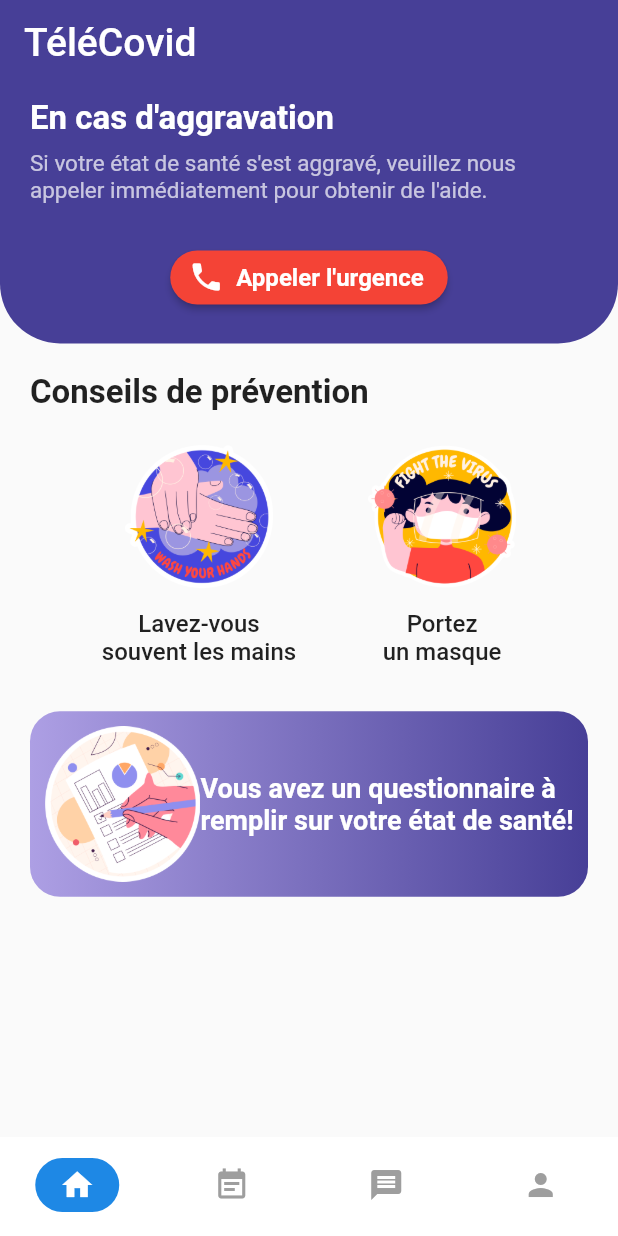
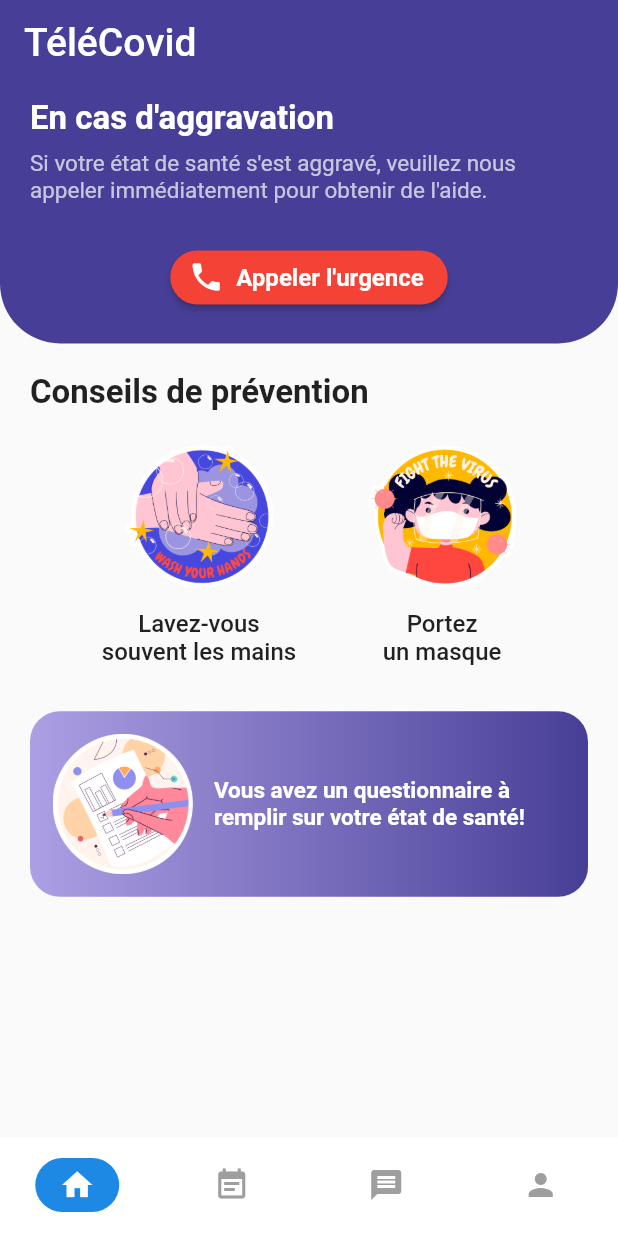
Before and after one commit to abdesselam-benameur/TeleCovid-SOLIS, a Flutter app: the screen it shows after launch, on a phone screen of 412 x 824 dp. Run offline on Flutter 3.47's test engine with Material 2 defaults, Android fonts, the phone set to English and light mode, and no system bars; our stand-ins replace bubble_tab_indicator, curved_navigation_bar, fl_chart, font_awesome_flutter, google_fonts.

Commit message:
fix ques in home_screen.dart

```diff
--- a/lib/screens/home_screen.dart
+++ b/lib/screens/home_screen.dart
@@ -170,7 +170,7 @@ class _HomeScreenState extends State<HomeScreen> {
             vertical: 10.0,
             horizontal: 20.0,
           ),
-          padding: const EdgeInsets.all(10.0),
+          padding: const EdgeInsets.all(15.0),
           height: screenHeight * 0.15,
           decoration: BoxDecoration(
             gradient: LinearGradient(
@@ -179,17 +179,23 @@ class _HomeScreenState extends State<HomeScreen> {
             borderRadius: BorderRadius.circular(20.0),
           ),
           child: Row(
-            mainAxisAlignment: MainAxisAlignment.spaceAround,
+            mainAxisAlignment: MainAxisAlignment.start,
             children: <Widget>[
               Image.asset('assets/images/questionnaire.png'),
-              Text(
-                'Vous avez un questionnaire à\nremplir sur votre état de santé!',
-                style: const TextStyle(
-                  color: Colors.white,
-                  fontSize: 18.0,
-                  fontWeight: FontWeight.bold,
+              SizedBox(
+                width: 14,
+              ),
+              Container(
+                width: MediaQuery.of(context).size.width * 0.55,
+                child: Text(
+                  'Vous avez un questionnaire à remplir sur votre état de santé!',
+                  style: const TextStyle(
+                    color: Colors.white,
+                    fontSize: 15.0,
+                    fontWeight: FontWeight.bold,
+                  ),
                 ),
-              ),
+              )
             ],
           ),
         ),
```
